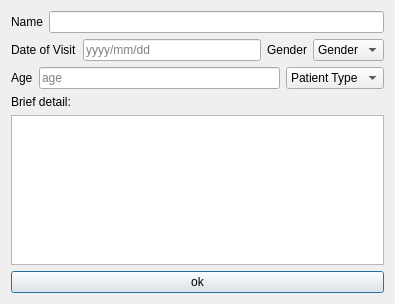
Before: the Qt Designer form addwindow.ui in SanimKumarKhatri/DSA_Project, drawn with Qt 5.
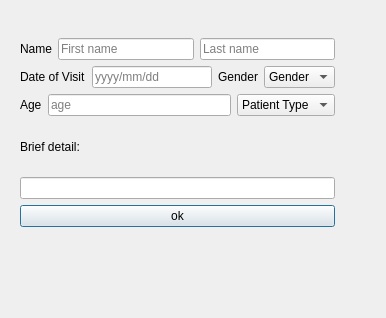
After: the same form once the commit is applied.

```diff
--- a/addwindow.ui
+++ b/addwindow.ui
@@ -6,25 +6,26 @@
    <rect>
     <x>0</x>
     <y>0</y>
-    <width>395</width>
-    <height>304</height>
+    <width>386</width>
+    <height>318</height>
    </rect>
   </property>
   <property name="windowTitle">
    <string>The Big Sick</string>
   </property>
-  <layout class="QVBoxLayout" name="verticalLayout_5">
-   <item>
-    <layout class="QVBoxLayout" name="verticalLayout_3">
-     <item>
-      <layout class="QVBoxLayout" name="verticalLayout_2">
-       <item>
+  <widget class="QWidget" name="">
+   <property name="geometry">
+    <rect>
+     <x>20</x>
+     <y>38</y>
+     <width>315</width>
+     <height>189</height>
+    </rect>
+   </property>
         <layout class="QVBoxLayout" name="verticalLayout">
          <item>
           <layout class="QHBoxLayout" name="horizontalLayout_2">
            <item>
-            <layout class="QHBoxLayout" name="horizontalLayout">
-             <item>
               <widget class="QLabel" name="nameLabel">
                <property name="text">
                 <string>Name</string>
@@ -32,18 +33,27 @@
               </widget>
              </item>
              <item>
-              <widget class="QLineEdit" name="NameEditBox"/>
-             </item>
-            </layout>
+       <layout class="QHBoxLayout" name="horizontalLayout">
+        <item>
+         <widget class="QLineEdit" name="firstNameEditBox">
+          <property name="placeholderText">
+           <string>First name</string>
+          </property>
+         </widget>
+        </item>
+        <item>
+         <widget class="QLineEdit" name="lastNameeditbox">
+          <property name="placeholderText">
+           <string>Last name</string>
+          </property>
+         </widget>
            </item>
           </layout>
          </item>
         </layout>
        </item>
        <item>
-        <layout class="QHBoxLayout" name="horizontalLayout_5">
-         <item>
-          <layout class="QHBoxLayout" name="horizontalLayout_4">
+     <layout class="QHBoxLayout" name="horizontalLayout_3">
            <item>
             <widget class="QLabel" name="DateofVisitBox">
              <property name="frameShape">
@@ -73,10 +83,6 @@
              </property>
             </widget>
            </item>
-          </layout>
-         </item>
-         <item>
-          <layout class="QHBoxLayout" name="horizontalLayout_3">
            <item>
             <widget class="QLabel" name="genderlabel">
              <property name="text">
@@ -110,14 +116,8 @@
            </item>
           </layout>
          </item>
-        </layout>
-       </item>
-      </layout>
-     </item>
      <item>
-      <layout class="QHBoxLayout" name="horizontalLayout_7">
-       <item>
-        <layout class="QHBoxLayout" name="horizontalLayout_6">
+     <layout class="QHBoxLayout" name="horizontalLayout_4">
          <item>
           <widget class="QLabel" name="agelabel">
            <property name="text">
@@ -138,8 +138,6 @@
            </property>
           </widget>
          </item>
-        </layout>
-       </item>
        <item>
         <widget class="QComboBox" name="patientType">
          <item>
@@ -161,10 +159,6 @@
        </item>
       </layout>
      </item>
-    </layout>
-   </item>
-   <item>
-    <layout class="QVBoxLayout" name="verticalLayout_4">
      <item>
       <widget class="QLabel" name="detaillabel">
        <property name="text">
@@ -173,9 +167,7 @@
       </widget>
      </item>
      <item>
-      <widget class="QTextBrowser" name="detailedit"/>
-     </item>
-    </layout>
+     <widget class="QLineEdit" name="detail"/>
    </item>
    <item>
     <widget class="QPushButton" name="pushButton">
@@ -185,6 +177,7 @@
     </widget>
    </item>
   </layout>
+  </widget>
  </widget>
  <resources/>
  <connections/>
```
Lines whose indentation alone changed are shown as unchanged.
